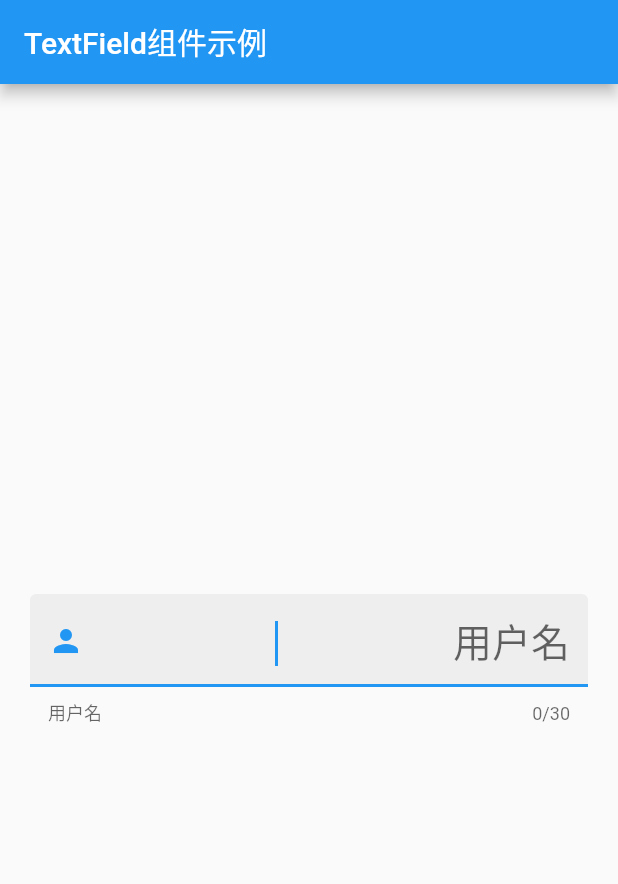
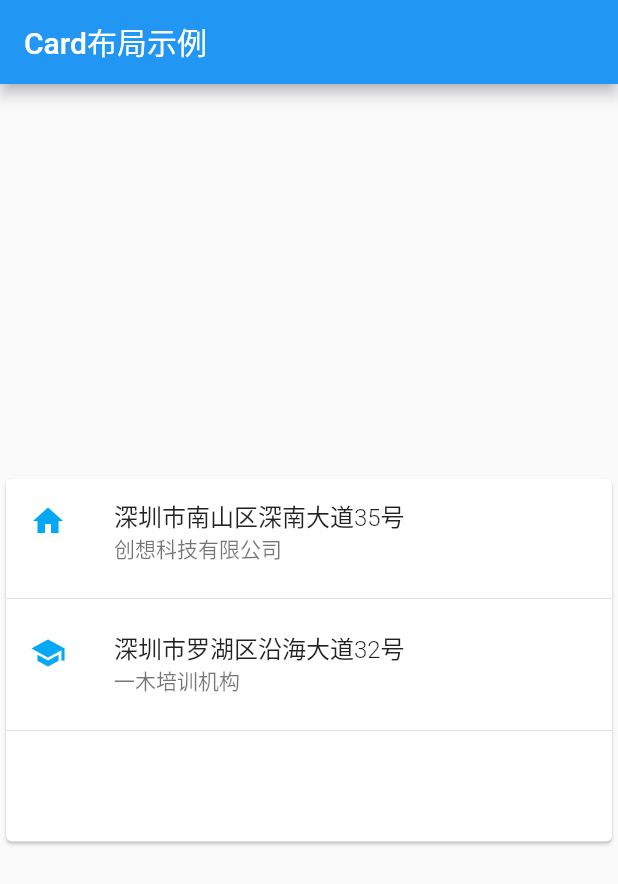
Before and after one commit to wangyu204/flutterHelloWord, a Flutter app: the screen it shows after launch, on a phone screen of 412 x 824 dp. Shown: the top 884 px of the screen. Run offline on Flutter 3.47's test engine with Material 2 defaults, Android fonts, the phone set to English and light mode, and no system bars.

Commit message:
修改内容：Card卡片组件

```diff
--- a/lib/main.dart
+++ b/lib/main.dart
@@ -1,62 +1,56 @@
 import 'package:flutter/material.dart';
 
-void main() => runApp(MyApp());
-
+void main() {
+  runApp(new MaterialApp(
+    title: 'Card布局示例',
+    home: new MyApp(),
+  ));
+}
 
 class MyApp extends StatelessWidget {
   @override
   Widget build(BuildContext context) {
-    //添加文本编辑控制器 监听文本输入内容变化
-    final TextEditingController controller = TextEditingController();
-    controller.addListener(() {
-      print('你输入的内容为: ${controller.text}');
-    });
 
-    return MaterialApp(
-      title: 'TextField组件示例',
-      home: Scaffold(
-        appBar: AppBar(
-          title: Text('TextField组件示例'),
+    var card = new SizedBox(
+      height: 250.0,
+      child: new Card(
+        child: new Column(
+          children: <Widget>[
+            new ListTile(
+              title: new Text(
+                '深圳市南山区深南大道35号',style: new TextStyle(fontWeight: FontWeight.w300),
+              ),
+              subtitle: new Text('创想科技有限公司'),
+              leading: new Icon(
+                Icons.home,
+                color: Colors.lightBlue,
+              ),
+            ),
+            new Divider(),
+            new ListTile(
+              title: new Text(
+                '深圳市罗湖区沿海大道32号',style: new TextStyle(fontWeight: FontWeight.w300),
+              ),
+              subtitle: new Text('一木培训机构'),
+              leading: new Icon(
+                Icons.school,
+                color: Colors.lightBlue,
+              ),
+            ),
+            new Divider(),
+
+          ],
         ),
-        body: Center(
-          child: Padding(
-            padding: const EdgeInsets.all(20.0),
-            child: TextField(
-              //绑定controller
-              controller: controller,
-              //最大长度，设置此项会让TextField右下角有一个输入数量的统计字符串
-              maxLength: 30,
-              //最大行数
-              maxLines: 1,
-              //是否自动更正
-              autocorrect: true,
-              //是否自动对焦
-              autofocus: true,
-              //是否是密码
-              obscureText: false,
-              //文本对齐方式
-              textAlign: TextAlign.center,
-              //输入文本的样式
-              style: TextStyle(fontSize: 26.0, color: Colors.green),
-              //文本内容改变时回调
-              onChanged: (text) {
-                print('文本内容改变时回调 $text');
-              },
-              //内容提交时回调
-              onSubmitted: (text) {
-                print('内容提交时回调 $text');
-              },
-              enabled: true, //是否禁用
-              decoration: InputDecoration(//添加装饰效果
-                  fillColor: Colors.grey.shade200,//添加灰色填充色
-                  filled: true,
-                  helperText: '用户名',
-                  prefixIcon: Icon(Icons.person),//左侧图标
-                  suffixText: '用户名'),//右侧文本提示
-            ),
-          ),
+      ),
+    );
 
-        ),
+
+    return new Scaffold(
+      appBar: new AppBar(
+        title: new Text('Card布局示例'),
+      ),
+      body: new Center(
+        child: card,
       ),
     );
   }
```
